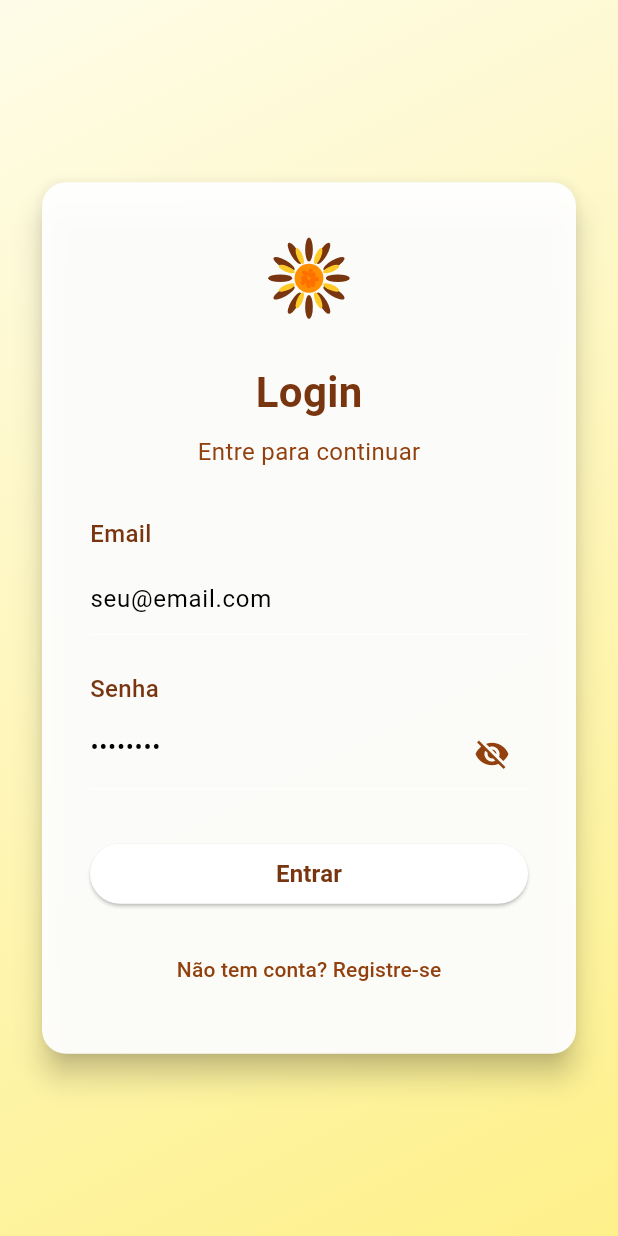
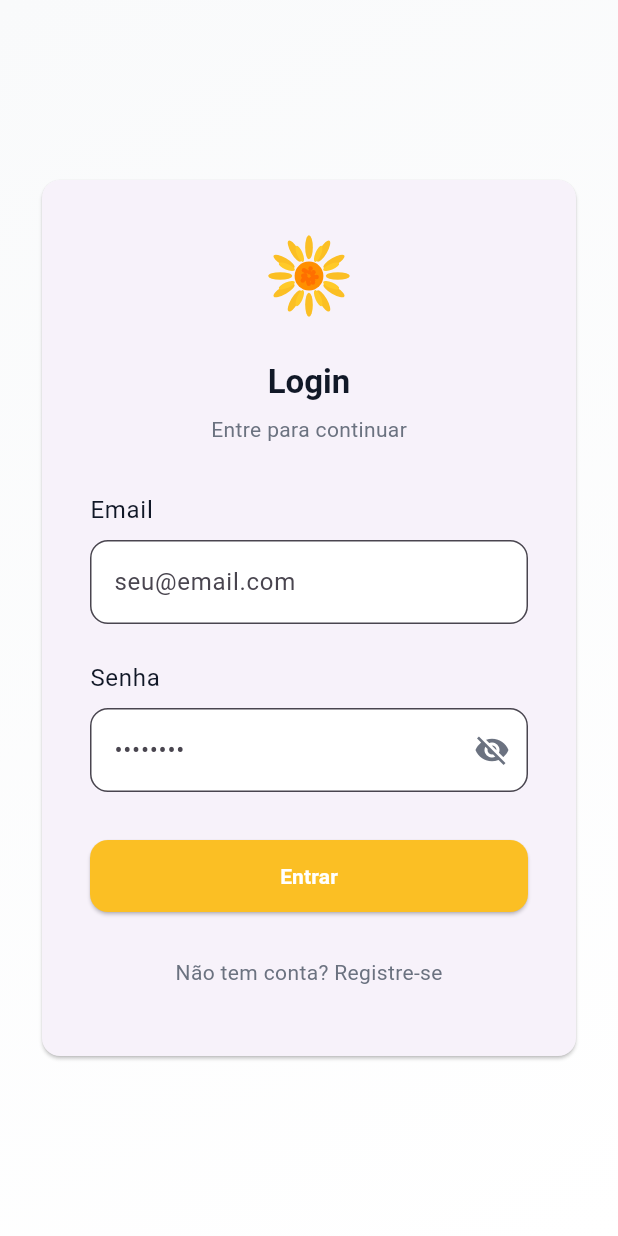
Before and after one commit to Schroderphill/Girassol_Conecta, a Flutter app: the screen it shows after launch, on a phone screen of 412 x 824 dp. Run offline on Flutter 3.47's test engine with Material 3 defaults, Android fonts, the phone set to English and light mode, and no system bars; our stand-ins replace logger, shared_preferences.

Commit message:
atualiza interface v.1.1.2

```diff
--- a/lib/main.dart
+++ b/lib/main.dart
@@ -1,8 +1,8 @@
 import 'package:flutter/material.dart';
-import 'package:gc_flutter_app/theme/app_colors.dart';
+import 'theme/app_theme.dart';
 import 'screens/splash_page.dart';
 import 'screens/login_page.dart';
-import 'screens/home_page.dart';
+import 'screens/overview_screen.dart';
 
 void main() {
   runApp(const GirassolConectaApp());
@@ -16,23 +16,15 @@ class GirassolConectaApp extends StatelessWidget {
     return MaterialApp(
       title: 'Girassol Conecta',
       debugShowCheckedModeBanner: false,
-      theme: ThemeData(
-        // Definições globais de tema
-        primaryColor: AppColors.girassolDark,
-        scaffoldBackgroundColor: AppColors.girassolBg,
-        colorScheme: ColorScheme.fromSwatch().copyWith(
-          primary: AppColors.girassolDark,
-          secondary: AppColors.girassolLight,
-        ),
-        textTheme: const TextTheme(
-          bodyMedium: TextStyle(fontSize: 16.0, color: Colors.black87),
-        ),
-      ),
+      theme:  AppTheme.theme, //aplicando o tema personalizado
       // Rota inicial: SplashPage (decide se vai para Login ou Home)
       home: const SplashPage(),
       routes: {
-        '/login': (_) => const LoginPage(),
-        '/home': (_) => const HomePage(),
+        '/login': (context) => const LoginPage(),
+        '/overview': (context) => const OverviewScreen(),
+        // daqui você pode ir adicionando as outras:
+        // '/acolhimento': (context) => const AcolhimentoScreen(),
+        // '/voluntarios': (context) => const VoluntariosScreen(),
       },
     );
   }
--- a/lib/screens/login_page.dart
+++ b/lib/screens/login_page.dart
@@ -18,7 +18,7 @@ class _LoginPageState extends State<LoginPage> {
 
   bool _obscurePassword = true;
   bool loading = false;
-  bool isLogin = true; //  alterna entre login/cadastro
+  bool isLogin = true; // alterna entre login/cadastro
 
   Future<void> _handleSubmit() async {
     if (!_formKey.currentState!.validate()) return;
@@ -27,13 +27,11 @@ class _LoginPageState extends State<LoginPage> {
 
     bool success = false;
     if (isLogin) {
-      // Login
       success = await AuthService.login(
         _emailController.text,
         _passwordController.text,
       );
     } else {
-      // Cadastro
       success = await AuthService.register(
         _nameController.text,
         _emailController.text,
@@ -43,8 +41,12 @@ class _LoginPageState extends State<LoginPage> {
 
     setState(() => loading = false);
 
+    if (!mounted) {
+      return; // evita acessar o context se o widget já foi desmontado.
+    }
+
     if (success) {
-      Navigator.pushReplacementNamed(context, '/home');
+      Navigator.pushReplacementNamed(context, '/overview');
     } else {
       ScaffoldMessenger.of(context).showSnackBar(
         SnackBar(
@@ -63,18 +65,15 @@ class _LoginPageState extends State<LoginPage> {
           gradient: LinearGradient(
             begin: Alignment.topLeft,
             end: Alignment.bottomRight,
-            colors: [AppColors.girassolBg, AppColors.girassolLight],
+            colors: [AppColors.background, AppColors.surface],
           ),
         ),
         child: Center(
           child: SingleChildScrollView(
             padding: const EdgeInsets.all(24.0),
             child: Card(
-              elevation: 8,
-              color: AppColors.card.withOpacity(0.95),
-              shape: RoundedRectangleBorder(
-                borderRadius: BorderRadius.circular(16),
-              ),
+              elevation: Theme.of(context).cardTheme.elevation,
+              shape: Theme.of(context).cardTheme.shape,
               child: Padding(
                 padding: const EdgeInsets.all(32.0),
                 child: ConstrainedBox(
@@ -84,39 +83,32 @@ class _LoginPageState extends State<LoginPage> {
                     children: [
                       const SunflowerIcon(size: 64),
                       const SizedBox(height: 24),
+
+                      // Título dinâmico
                       Text(
                         isLogin ? 'Login' : 'Cadastro',
-                        style: const TextStyle(
-                          fontSize: 28,
-                          fontWeight: FontWeight.bold,
-                          color: AppColors.girassolDark,
-                        ),
+                        style: Theme.of(context).textTheme.headlineMedium,
                       ),
                       const SizedBox(height: 8),
+
                       Text(
                         isLogin
                             ? 'Entre para continuar'
                             : 'Crie sua conta para continuar',
-                        style: const TextStyle(
-                          fontSize: 16,
-                          color: AppColors.girassolMuted,
-                        ),
+                        style: Theme.of(context).textTheme.bodyMedium,
                       ),
                       const SizedBox(height: 32),
 
-                      // Formulário dinâmico
+                      // Formulário
                       Form(
                         key: _formKey,
                         child: Column(
                           crossAxisAlignment: CrossAxisAlignment.start,
                           children: [
                             if (!isLogin) ...[
-                              const Text(
+                              Text(
                                 'Nome',
-                                style: TextStyle(
-                                  fontWeight: FontWeight.w500,
-                                  color: AppColors.girassolDark,
-                                ),
+                                style: Theme.of(context).textTheme.bodyLarge,
                               ),
                               const SizedBox(height: 8),
                               TextFormField(
@@ -135,12 +127,9 @@ class _LoginPageState extends State<LoginPage> {
                               const SizedBox(height: 24),
                             ],
 
-                            const Text(
+                            Text(
                               'Email',
-                              style: TextStyle(
-                                fontWeight: FontWeight.w500,
-                                color: AppColors.girassolDark,
-                              ),
+                              style: Theme.of(context).textTheme.bodyLarge,
                             ),
                             const SizedBox(height: 8),
                             TextFormField(
@@ -162,12 +151,9 @@ class _LoginPageState extends State<LoginPage> {
                             ),
                             const SizedBox(height: 24),
 
-                            const Text(
+                            Text(
                               'Senha',
-                              style: TextStyle(
-                                fontWeight: FontWeight.w500,
-                                color: AppColors.girassolDark,
-                              ),
+                              style: Theme.of(context).textTheme.bodyLarge,
                             ),
                             const SizedBox(height: 8),
                             TextFormField(
@@ -180,7 +166,7 @@ class _LoginPageState extends State<LoginPage> {
                                     _obscurePassword
                                         ? Icons.visibility_off
                                         : Icons.visibility,
-                                    color: AppColors.girassolMuted,
+                                    color: AppColors.textSecondary,
                                   ),
                                   onPressed: () {
                                     setState(() {
@@ -208,20 +194,16 @@ class _LoginPageState extends State<LoginPage> {
                                 onPressed: loading ? null : _handleSubmit,
                                 child: loading
                                     ? const CircularProgressIndicator(
-                                        valueColor: AlwaysStoppedAnimation<Color>(Colors.white),
+                                        valueColor: AlwaysStoppedAnimation<Color>(
+                                          Colors.white,
+                                        ),
                                       )
-                                    : Text(
-                                        isLogin ? 'Entrar' : 'Cadastrar',
-                                        style: const TextStyle(
-                                          fontSize: 16,
-                                          fontWeight: FontWeight.w600,
-                                        ),
-                                      ),
+                                    : Text(isLogin ? 'Entrar' : 'Cadastrar'),
                               ),
                             ),
                             const SizedBox(height: 16),
 
-                            // Alternar entre login e cadastro
+                            // Alternar entre login/cadastro
                             Center(
                               child: TextButton(
                                 onPressed: () {
@@ -233,9 +215,7 @@ class _LoginPageState extends State<LoginPage> {
                                   isLogin
                                       ? 'Não tem conta? Registre-se'
                                       : 'Já tem conta? Entrar',
-                                  style: const TextStyle(
-                                    color: AppColors.girassolMuted,
-                                  ),
+                                  style: Theme.of(context).textTheme.bodyMedium,
                                 ),
                               ),
                             ),
--- a/lib/theme/app_colors.dart
+++ b/lib/theme/app_colors.dart
@@ -1,12 +1,21 @@
 import 'package:flutter/material.dart';
 
 class AppColors {
-  static const Color primary = Color.fromRGBO(251, 191, 36, 1); // amber-400
-  static const Color primaryForeground = Color.fromRGBO(120, 53, 15, 1); // amber-950
-  static const Color girassolBg = Color.fromRGBO(254, 252, 232, 1); // amber-50
-  static const Color girassolLight = Color.fromRGBO(254, 240, 138, 1); // amber-200
-  static const Color girassolDark = Color.fromRGBO(120, 53, 15, 1); // amber-950
-  static const Color girassolMuted = Color.fromRGBO(146, 64, 14, 1); // amber-800
-  static const Color card = Color.fromRGBO(255, 255, 255, 1);
-  static const Color border = Color.fromRGBO(229, 231, 235, 1);
+  // Paleta principal
+  static const Color primary = Color(0xFFFBBF24); // Amber 400 (girassol)
+  static const Color primaryDark = Color(0xFFB45309); // Amber 800
+  static const Color accent = Color(0xFF6366F1); // Indigo 500
+
+  // Fundo
+  static const Color background = Color(0xFFF9FAFB); // cinza claro
+  static const Color surface = Colors.white;
+
+  // Texto
+  static const Color textPrimary = Color(0xFF111827); // quase preto
+  static const Color textSecondary = Color(0xFF6B7280); // cinza médio
+
+  // Estados
+  static const Color success = Color(0xFF10B981); // verde
+  static const Color warning = Color(0xFFF59E0B); // laranja
+  static const Color error = Color(0xFFEF4444); // vermelho
 }
--- a/lib/theme/app_theme.dart
+++ b/lib/theme/app_theme.dart
@@ -4,39 +4,55 @@ import 'app_colors.dart';
 class AppTheme {
   static ThemeData get theme {
     return ThemeData(
-      primarySwatch: Colors.amber,
+      useMaterial3: true,
       primaryColor: AppColors.primary,
-      scaffoldBackgroundColor: AppColors.girassolBg,
-      cardColor: AppColors.card,
-      colorScheme: const ColorScheme.light(
-        primary: AppColors.primary,
-        onPrimary: AppColors.primaryForeground,
-        surface: AppColors.card,
-      ),
+      scaffoldBackgroundColor: AppColors.background,
+
       appBarTheme: const AppBarTheme(
-        backgroundColor: AppColors.card,
-        foregroundColor: AppColors.girassolDark,
+        backgroundColor: AppColors.primary,
+        foregroundColor: Colors.white,
         elevation: 0,
       ),
+
+      drawerTheme: const DrawerThemeData(
+        backgroundColor: AppColors.surface,
+      ),
+
+      textTheme: const TextTheme(
+        headlineLarge: TextStyle(fontSize: 26, fontWeight: FontWeight.bold, color: AppColors.textPrimary),
+        headlineMedium: TextStyle(fontSize: 22, fontWeight: FontWeight.w600, color: AppColors.textPrimary),
+        headlineSmall: TextStyle(fontSize: 18, fontWeight: FontWeight.w600, color: AppColors.textPrimary),
+        bodyLarge: TextStyle(fontSize: 16, color: AppColors.textPrimary),
+        bodyMedium: TextStyle(fontSize: 14, color: AppColors.textSecondary),
+        labelLarge: TextStyle(fontSize: 14, fontWeight: FontWeight.w600, color: AppColors.textPrimary),
+      ),
+
+      /*cardTheme: CardTheme(
+        shape: RoundedRectangleBorder(borderRadius: BorderRadius.circular(16)),
+        elevation: 3,
+        color: AppColors.surface,
+      ),*/
+
       elevatedButtonTheme: ElevatedButtonThemeData(
         style: ElevatedButton.styleFrom(
           backgroundColor: AppColors.primary,
-          foregroundColor: AppColors.primaryForeground,
-          padding: const EdgeInsets.symmetric(vertical: 16),
-          shape: RoundedRectangleBorder(
-            borderRadius: BorderRadius.circular(8),
-          ),
+          foregroundColor: Colors.white,
+          shape: RoundedRectangleBorder(borderRadius: BorderRadius.circular(12)),
+          padding: const EdgeInsets.symmetric(horizontal: 20, vertical: 14),
         ),
       ),
+
       inputDecorationTheme: InputDecorationTheme(
         border: OutlineInputBorder(
-          borderRadius: BorderRadius.circular(8),
-          borderSide: const BorderSide(color: AppColors.girassolLight),
+          borderRadius: BorderRadius.circular(12),
+          borderSide: const BorderSide(color: AppColors.textSecondary),
         ),
         focusedBorder: OutlineInputBorder(
-          borderRadius: BorderRadius.circular(8),
-          borderSide: const BorderSide(color: AppColors.primary),
+          borderRadius: BorderRadius.circular(12),
+          borderSide: const BorderSide(color: AppColors.primary, width: 2),
         ),
+        filled: true,
+        fillColor: AppColors.surface,
       ),
     );
   }
```
Also changed, not shown: lib/components/drawer_menu.dart (added, +137 -0 lines), lib/components/layout.dart (added, +27 -0 lines), lib/screens/dashboard.dart (deleted, +0 -205 lines), lib/screens/home_page.dart (+6 -6 lines), lib/screens/overview_screen.dart (added, +67 -0 lines), lib/screens/splash_page.dart (+12 -10 lines), lib/widgets/summary_card.dart (added, +52 -0 lines), lib/screens/acolhimento_screen.dart (added), lib/screens/agenda_screen.dart (added), lib/screens/eventos_screen.dart (added), lib/screens/profissionais_screen.dart (added), lib/screens/voluntarios_screen.dart (added), lib/widgets/search_bar.dart (added), lib/widgets/user_table.dart (added).
